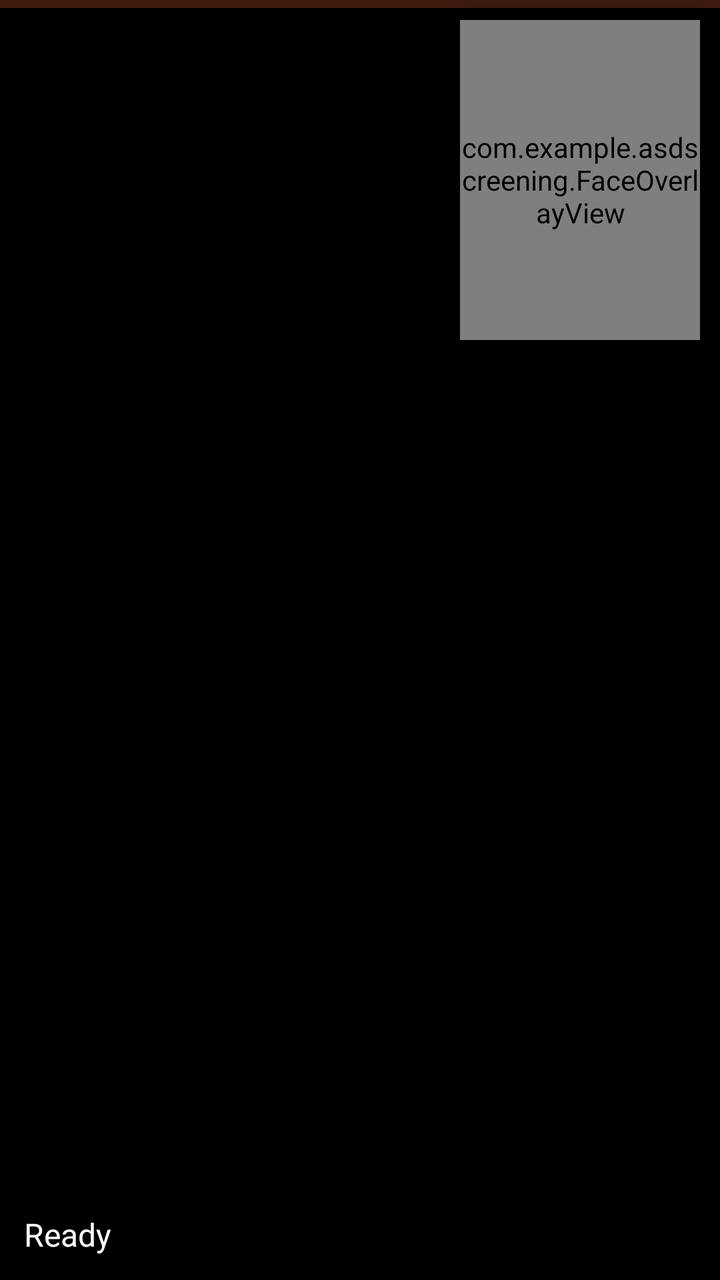
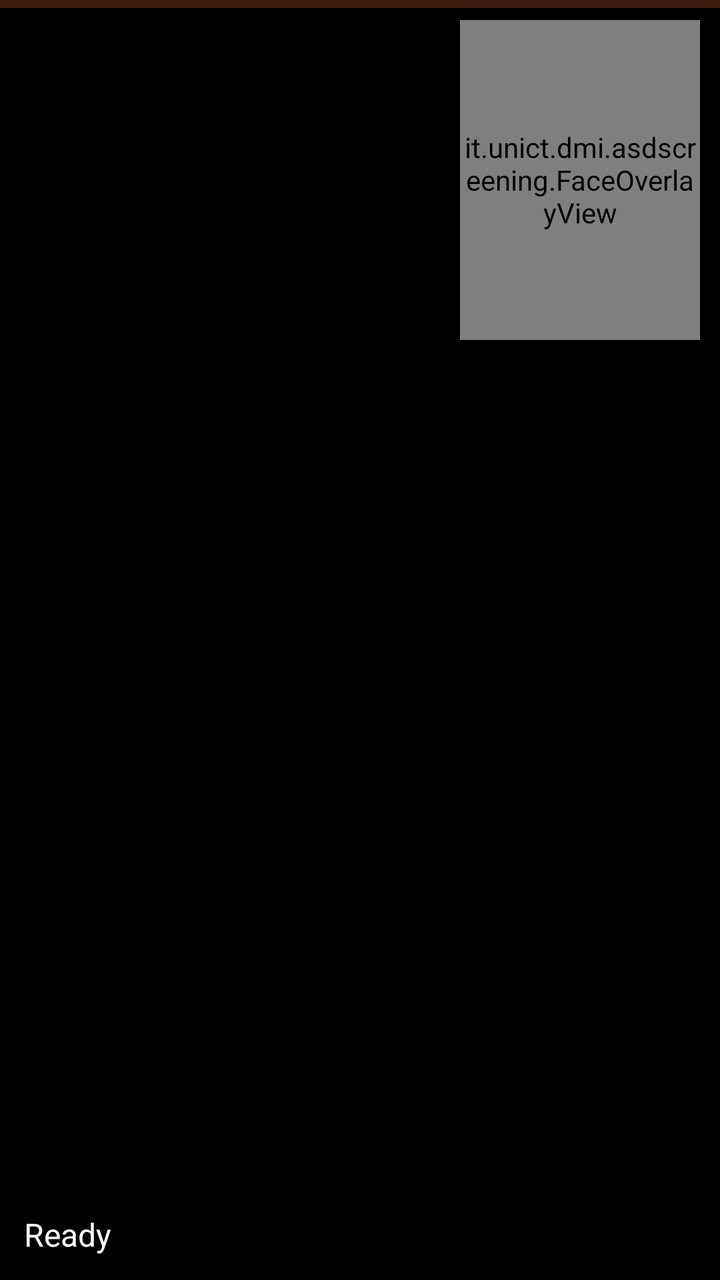

Two renders of the same Android screen: before a commit and after it. Below are the layout's source before the change and the commit's diff.
<!-- AndroidManifest.xml: application theme Theme.ASDScreening -->
<!-- res/layout/activity_main.xml -->
<androidx.constraintlayout.widget.ConstraintLayout xmlns:android="http://schemas.android.com/apk/res/android"
    xmlns:app="http://schemas.android.com/apk/res-auto"
    xmlns:tools="http://schemas.android.com/tools"
    android:layout_width="match_parent"
    android:layout_height="match_parent"
    android:background="@android:color/black">

    <ImageView
        android:id="@+id/stimulusImage"
        android:layout_width="0dp"
        android:layout_height="0dp"
        android:scaleType="fitCenter"
        android:contentDescription="stimulus"
        app:layout_constraintTop_toTopOf="parent"
        app:layout_constraintBottom_toBottomOf="parent"
        app:layout_constraintStart_toStartOf="parent"
        app:layout_constraintEnd_toEndOf="parent"/>

    <androidx.camera.view.PreviewView
        android:id="@+id/cameraPreview"
        android:layout_width="120dp"
        android:layout_height="160dp"
        android:alpha="1.0"
        app:layout_constraintTop_toTopOf="parent"
        app:layout_constraintEnd_toEndOf="parent"
        android:layout_margin="10dp"/>

    
    <com.example.asdscreening.FaceOverlayView
        android:id="@+id/faceOverlay"
        android:layout_width="120dp"
        android:layout_height="160dp"
        android:layout_margin="10dp"
        android:clickable="false"
        android:focusable="false"
        android:importantForAccessibility="no"
        android:elevation="8dp"
        app:layout_constraintTop_toTopOf="parent"
        app:layout_constraintEnd_toEndOf="parent"/>

    <com.google.android.material.progressindicator.LinearProgressIndicator
        android:id="@+id/progress"
        android:layout_width="0dp"
        android:layout_height="wrap_content"
        android:indeterminate="false"
        app:layout_constraintTop_toTopOf="parent"
        app:layout_constraintStart_toStartOf="parent"
        app:layout_constraintEnd_toEndOf="parent"/>

    <TextView
        android:id="@+id/statusText"
        android:layout_width="0dp"
        android:layout_height="wrap_content"
        android:textColor="@android:color/white"
        android:textSize="16sp"
        android:padding="12dp"
        app:layout_constraintBottom_toBottomOf="parent"
        app:layout_constraintStart_toStartOf="parent"
        app:layout_constraintEnd_toEndOf="parent"
        android:background="#66000000"
        android:text="Ready"/>

</androidx.constraintlayout.widget.ConstraintLayout>
<!-- resources referenced by this layout -->
<resources>
  <style name="Theme.ASDScreening" parent="Theme.MaterialComponents.DayNight.NoActionBar">
          <item name="colorPrimary">@color/unict_orange</item>
          <item name="colorPrimaryVariant">#FFC04A28</item>
          <item name="colorOnPrimary">#FFFFFFFF</item>
          <item name="colorSecondary">@color/unict_orange</item>
          <item name="colorOnSecondary">#FFFFFFFF</item>
          
          <item name="android:windowBackground">@android:color/black</item>
          <item name="android:statusBarColor">@android:color/black</item>
          <item name="android:navigationBarColor">@android:color/black</item>
      </style>
  <color name="unict_orange">#FFF0643C</color>
</resources>

<!-- the commit's change to res/layout/activity_main.xml (unified diff, before → after) -->
@@ -10,7 +10,7 @@
         android:layout_width="0dp"
         android:layout_height="0dp"
         android:scaleType="fitCenter"
-        android:contentDescription="stimulus"
+        android:contentDescription="@string/stimulus_description"
         app:layout_constraintTop_toTopOf="parent"
         app:layout_constraintBottom_toBottomOf="parent"
         app:layout_constraintStart_toStartOf="parent"
@@ -26,7 +26,7 @@
         android:layout_margin="10dp"/>
 
     
-    <com.example.asdscreening.FaceOverlayView
+    <it.unict.dmi.asdscreening.FaceOverlayView
         android:id="@+id/faceOverlay"
         android:layout_width="120dp"
         android:layout_height="160dp"
@@ -58,6 +58,6 @@
         app:layout_constraintStart_toStartOf="parent"
         app:layout_constraintEnd_toEndOf="parent"
         android:background="#66000000"
-        android:text="Ready"/>
+        android:text="@string/status_ready"/>
 
 </androidx.constraintlayout.widget.ConstraintLayout>
<!-- resource entries referenced after the edit -->
@@ -1,5 +1,7 @@
 <!-- resources referenced by this layout -->
 <resources>
+  <string name="status_ready">Ready</string>
+  <string name="stimulus_description">Stimulus picture</string>
   <style name="Theme.ASDScreening" parent="Theme.MaterialComponents.DayNight.NoActionBar">
           <item name="colorPrimary">@color/unict_orange</item>
           <item name="colorPrimaryVariant">#FFC04A28</item>
